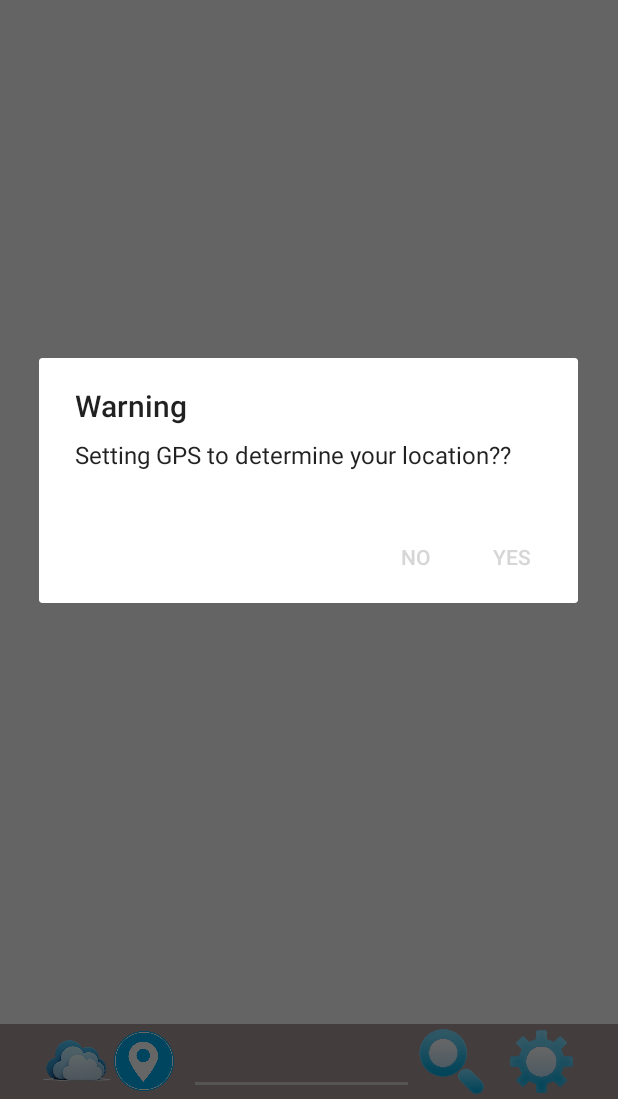
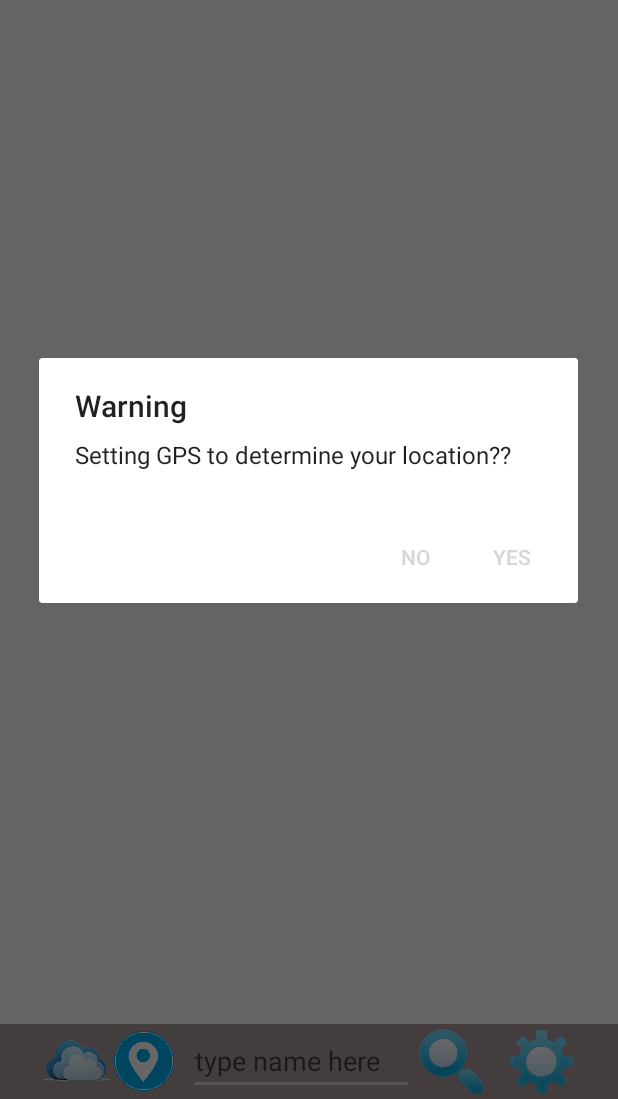
Before and after one commit to hvngoc/thesis, an Android app: the MapsActivity screen opened directly, with no data from a screen before it, after a tap on an icon or button, on a phone screen of 412 x 824 dp, the part 137-1236 px from its top. Run offline under Robolectric (Android 15) with nearby library versions, the phone set to English and light mode, and no system bars; 3 statements that could not run were skipped.

```diff
--- a/GoogleMapTest/app/src/main/res/layout/activity_maps.xml
+++ b/GoogleMapTest/app/src/main/res/layout/activity_maps.xml
@@ -40,6 +40,7 @@
             <EditText
                 android:layout_width="150dip"
                 android:layout_marginLeft="10dip"
+                android:hint="type name here"
                 android:layout_height="wrap_content"
                 android:id="@+id/editTextSearch" />
             <ImageView
```
Also changed, not shown: 2 other files.
